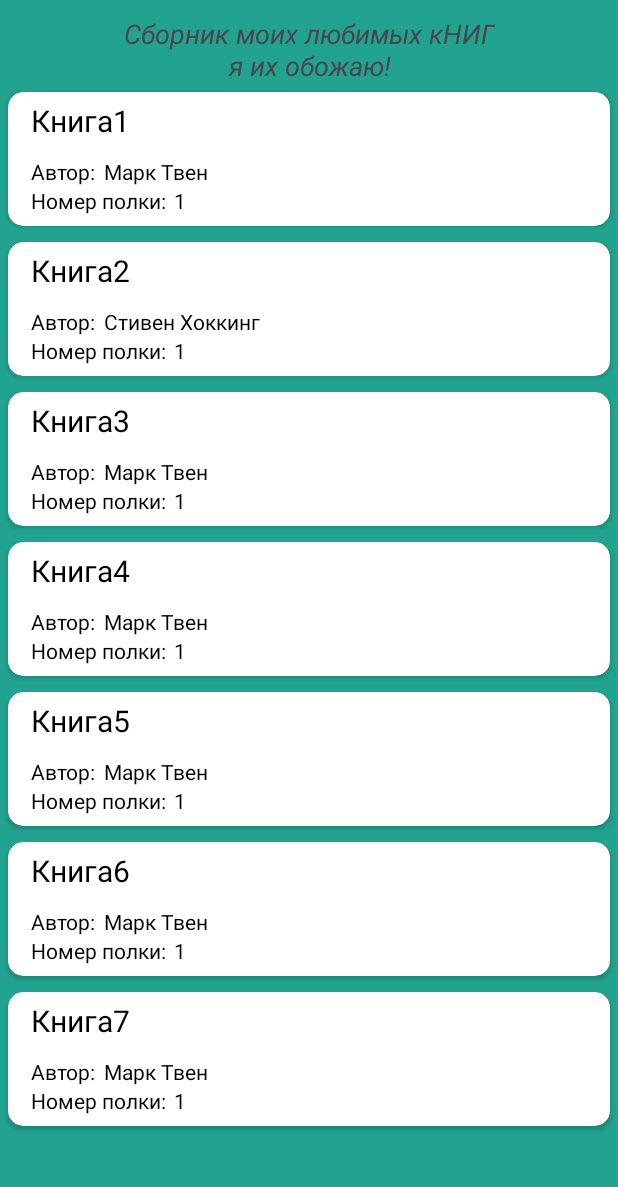
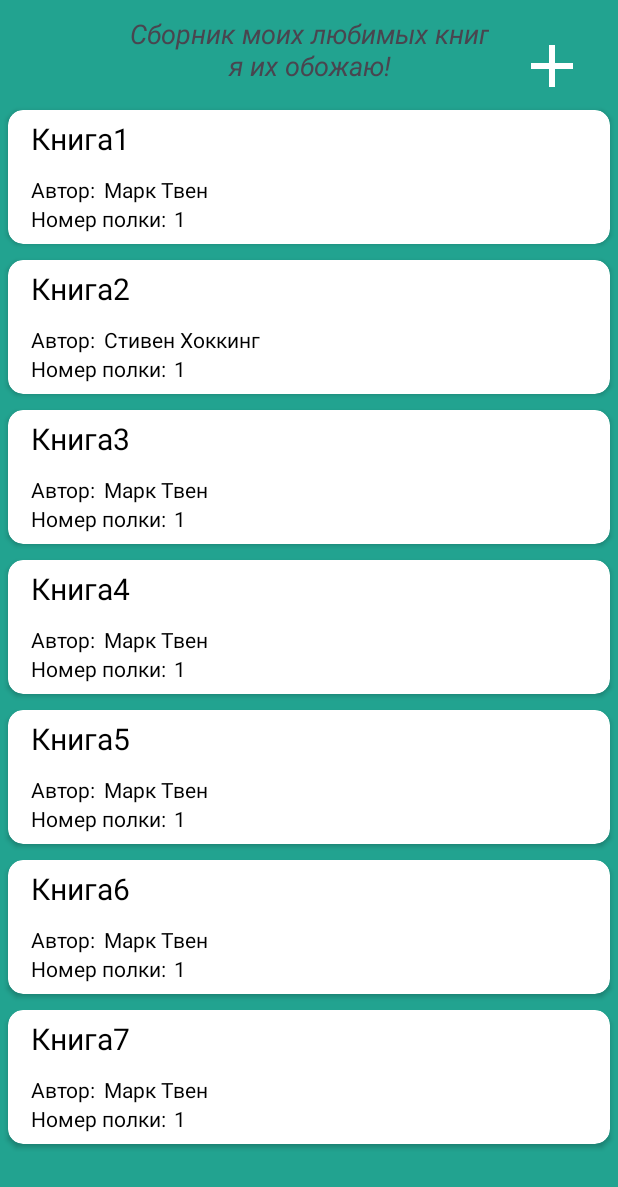
Before and after one commit to Electr1k/exam_DMA, an Android app: the screen it shows after launch (MainActivity), on a phone screen of 412 x 824 dp. Shown: the top 1187 px of the screen. Run offline under Robolectric (Android 15) with nearby library versions, the phone set to English and light mode, and no system bars.

Commit message:
Added add book

```diff
--- a/app/src/main/java/com/example/exam/MainActivity.kt
+++ b/app/src/main/java/com/example/exam/MainActivity.kt
@@ -1,17 +1,30 @@
 package com.example.exam
 
+import android.os.Bundle
+import android.view.View
+import android.widget.ImageView
+import android.widget.LinearLayout
 import androidx.appcompat.app.AppCompatActivity
-import android.os.Bundle
 import androidx.recyclerview.widget.GridLayoutManager
 import androidx.recyclerview.widget.RecyclerView
+import com.google.android.material.bottomsheet.BottomSheetBehavior
 
 class MainActivity : AppCompatActivity() {
     private lateinit var rv: RecyclerView
+    private lateinit var up_btn: ImageView
+    private lateinit var bottomSheet: LinearLayout
+    private lateinit var behavior: BottomSheetBehavior<LinearLayout>
     override fun onCreate(savedInstanceState: Bundle?) {
         super.onCreate(savedInstanceState)
         setContentView(R.layout.activity_main)
         rv = findViewById(R.id.RV)
+        up_btn = findViewById(R.id.up_menu)
+        bottomSheet = findViewById(R.id.bottom_sheet)
+        behavior = BottomSheetBehavior.from(bottomSheet)
 
+        up_btn.setOnClickListener{
+            behavior.state = BottomSheetBehavior.STATE_EXPANDED
+        }
         val booksList = listOf(
             Book("Книга1", "Марк Твен", 1),
             Book("Книга2", "Стивен Хоккинг", 1),
--- /dev/null
+++ b/app/src/main/res/drawable/baseline_add_24.xml
@@ -0,0 +1,5 @@
+<vector android:height="48dp" android:tint="@color/white"
+    android:viewportHeight="24" android:viewportWidth="24"
+    android:width="48dp" xmlns:android="http://schemas.android.com/apk/res/android">
+    <path android:fillColor="@android:color/white" android:pathData="M19,13h-6v6h-2v-6H5v-2h6V5h2v6h6v2z"/>
+</vector>
--- a/app/src/main/res/layout/activity_main.xml
+++ b/app/src/main/res/layout/activity_main.xml
@@ -6,7 +6,6 @@
     android:layout_height="match_parent"
     android:background="@color/aqua"
     tools:context=".MainActivity">
-
     <TextView
         android:id="@+id/text"
         android:layout_width="wrap_content"
@@ -15,17 +14,88 @@
         android:textSize="18sp"
         android:textStyle="italic"
         android:gravity="center"
-        android:text="Сборник моих любимых кНИГ\nя их обожаю!"
+        android:text="Сборник моих любимых книг\nя их обожаю!"
         app:layout_constraintEnd_toEndOf="parent"
         app:layout_constraintStart_toStartOf="parent"
         app:layout_constraintTop_toTopOf="parent" />
+    <ImageView
+        android:id="@+id/up_menu"
+        android:layout_width="wrap_content"
+        android:layout_height="wrap_content"
+        app:layout_constraintTop_toTopOf="parent"
+        app:layout_constraintEnd_toEndOf="parent"
+        android:layout_marginTop="20dp"
+        android:layout_marginEnd="20dp"
+        android:src="@drawable/baseline_add_24"
+        />
     <androidx.recyclerview.widget.RecyclerView
         android:id="@+id/RV"
         android:layout_width="match_parent"
-        android:layout_height="0dp"
-        app:layout_constraintBottom_toBottomOf="parent"
+        android:layout_height="wrap_content"
         app:layout_constraintEnd_toEndOf="parent"
         app:layout_constraintStart_toStartOf="parent"
-        app:layout_constraintTop_toBottomOf="@+id/text"
+        app:layout_constraintTop_toBottomOf="@+id/up_menu"
         />
+
+    <androidx.coordinatorlayout.widget.CoordinatorLayout
+        android:layout_width="match_parent"
+        android:layout_height="match_parent">
+            <LinearLayout
+            android:id="@+id/bottom_sheet"
+            android:layout_width="match_parent"
+            android:layout_height="wrap_content"
+            android:background="@color/white"
+            android:orientation="vertical"
+            app:behavior_hideable="true"
+            app:behavior_peekHeight="0dp"
+                android:gravity="center_horizontal"
+            app:layout_behavior="com.google.android.material.bottomsheet.BottomSheetBehavior">
+
+            <TextView
+                android:layout_width="match_parent"
+                android:layout_height="80dp"
+                android:gravity="center"
+                android:text="Добавление книги"
+                android:textStyle="bold"
+                android:textSize="18sp"
+                android:textColor="@android:color/black" />
+
+            <EditText
+                android:id="@+id/name_ET"
+                android:layout_width="match_parent"
+                android:layout_height="wrap_content"
+                android:singleLine="true"
+                android:maxLines="1"
+                android:hint="Название"
+                android:layout_marginHorizontal="10dp"
+                android:inputType="text" />
+
+            <EditText
+                android:id="@+id/author_ET"
+                android:layout_width="match_parent"
+                android:layout_height="wrap_content"
+                android:singleLine="true"
+                android:maxLines="1"
+                android:hint="Автор"
+                android:layout_marginHorizontal="10dp"
+                android:inputType="text" />
+
+            <EditText
+                android:id="@+id/count_list_ET"
+                android:layout_width="match_parent"
+                android:layout_height="wrap_content"
+                android:singleLine="true"
+                android:maxLines="1"
+                android:hint="Количество страниц"
+                android:layout_marginHorizontal="10dp"
+                android:inputType="text" />
+            <Button
+                android:layout_width="wrap_content"
+                android:layout_height="wrap_content"
+                android:text="Добавить"
+                android:textColor="@color/white"
+                android:layout_marginBottom="30dp"
+                android:backgroundTint="@color/aqua"/>
+            </LinearLayout>
+    </androidx.coordinatorlayout.widget.CoordinatorLayout>
 </androidx.constraintlayout.widget.ConstraintLayout>
```
